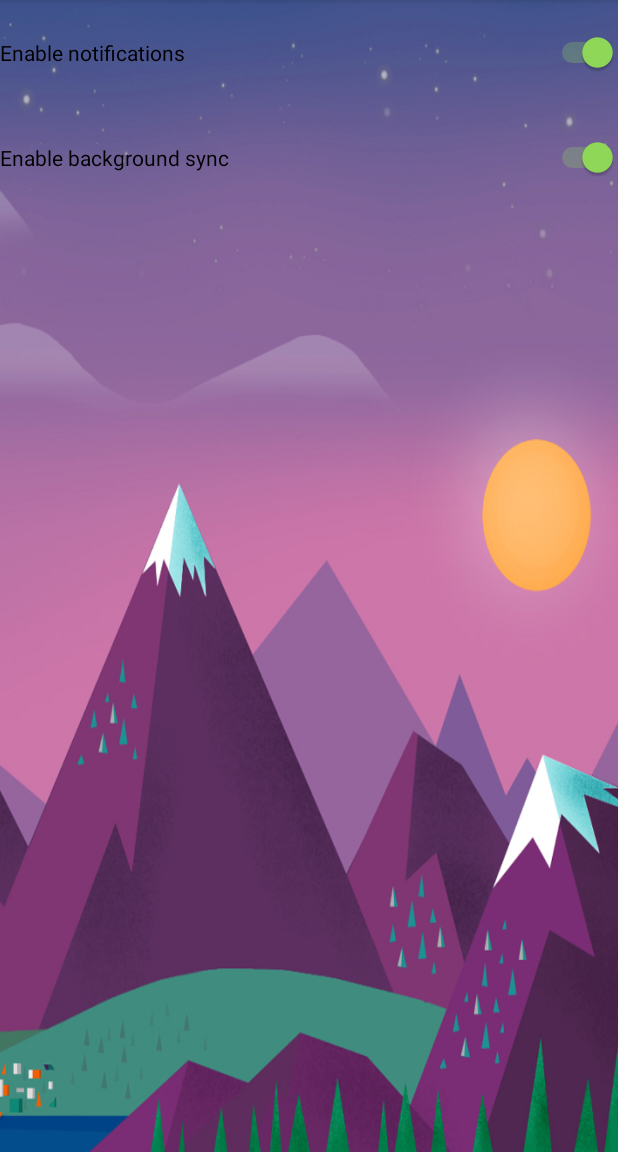
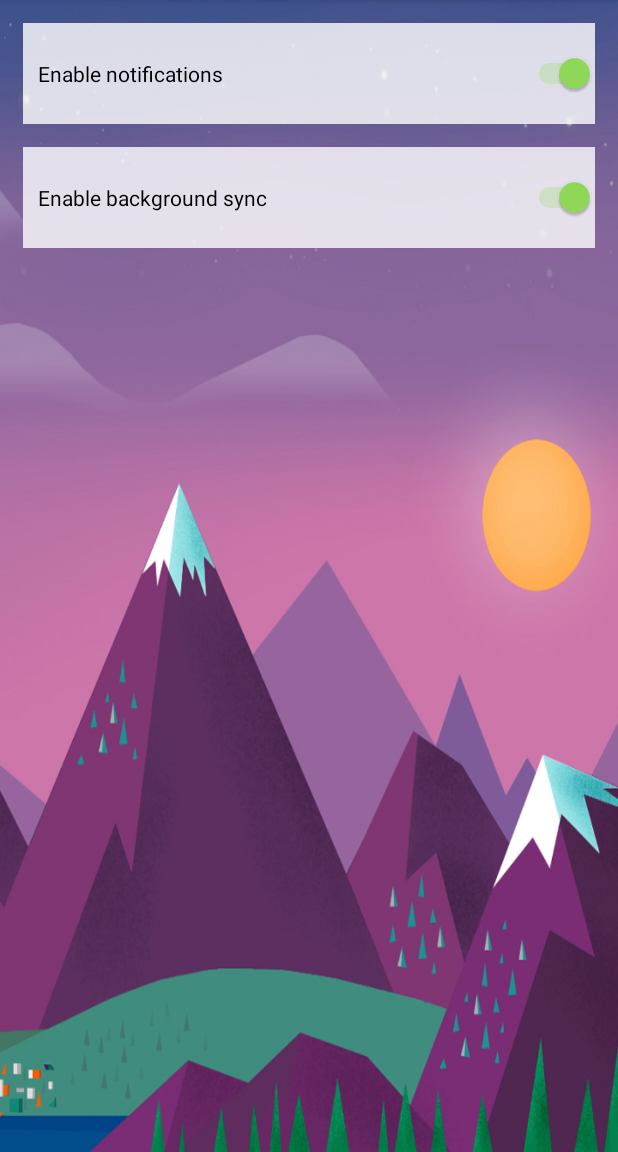
Before and after one commit to greenfox-zerda-raptors/peridot-coz-android, an Android app: the fragment SettingsFragment placed in its activity, on a phone screen of 412 x 824 dp, the part 84-1236 px from its top. Run offline under Robolectric (Android 15) with nearby library versions, the phone set to English and light mode, and no system bars; our stand-ins replace Dagger/Hilt's generated code; 1 statement that could not run was skipped.

Commit message:
settings layout done

```diff
--- a/app/src/main/res/layout/toolbar_settings_layout.xml
+++ b/app/src/main/res/layout/toolbar_settings_layout.xml
@@ -2,7 +2,8 @@
     xmlns:tools="http://schemas.android.com/tools"
     android:layout_width="match_parent"
     android:layout_height="match_parent"
-    tools:context="com.greenfox.peridot.peridot_coz_android.fragment.SettingsFragment">
+    tools:context="com.greenfox.peridot.peridot_coz_android.fragment.SettingsFragment"
+    android:padding="15dp">
 
     <LinearLayout
         android:orientation="vertical"
@@ -15,13 +16,18 @@
             android:layout_width="match_parent"
             android:layout_height="wrap_content"
             android:id="@+id/enableNotifications"
-            android:layout_weight="0.06" />
+            android:layout_weight="0.06"
+            android:background="#CCFFFFFF"
+            android:layout_marginBottom="15dp"
+            android:paddingLeft="10dp" />
 
         <Switch
             android:text="Enable background sync"
             android:layout_width="match_parent"
             android:layout_height="wrap_content"
             android:id="@+id/enableBackgroundSync"
-            android:layout_weight="0.06" />
+            android:layout_weight="0.06"
+            android:background="#CCFFFFFF"
+            android:paddingLeft="10dp" />
     </LinearLayout>
 </FrameLayout>
```
